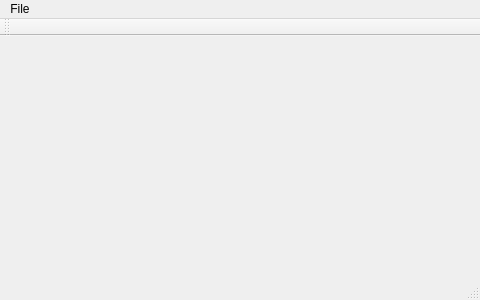
Old version of the form Rene_Keijzer/Mapping/mainwindow.ui in the repository madmilla/THO78-Roborescue.
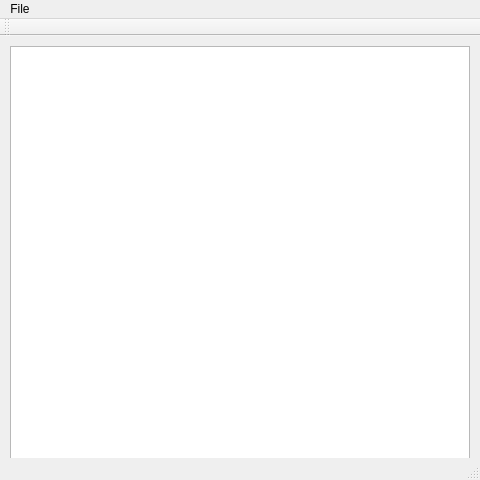
New version of the form.

```diff
--- a/Rene_Keijzer/Mapping/mainwindow.ui
+++ b/Rene_Keijzer/Mapping/mainwindow.ui
@@ -7,13 +7,54 @@
     <x>0</x>
     <y>0</y>
     <width>480</width>
-    <height>300</height>
+    <height>480</height>
    </rect>
   </property>
   <property name="windowTitle">
    <string>MainWindow</string>
   </property>
-  <widget class="QWidget" name="centralWidget"/>
+  <widget class="QWidget" name="centralWidget">
+   <widget class="QTableWidget" name="tableWidget">
+    <property name="geometry">
+     <rect>
+      <x>10</x>
+      <y>10</y>
+      <width>460</width>
+      <height>460</height>
+     </rect>
+    </property>
+    <property name="sizeIncrement">
+     <size>
+      <width>16</width>
+      <height>16</height>
+     </size>
+    </property>
+    <property name="editTriggers">
+     <set>QAbstractItemView::NoEditTriggers</set>
+    </property>
+    <property name="selectionMode">
+     <enum>QAbstractItemView::NoSelection</enum>
+    </property>
+    <property name="showGrid">
+     <bool>false</bool>
+    </property>
+    <property name="cornerButtonEnabled">
+     <bool>false</bool>
+    </property>
+    <attribute name="horizontalHeaderVisible">
+     <bool>false</bool>
+    </attribute>
+    <attribute name="horizontalHeaderHighlightSections">
+     <bool>false</bool>
+    </attribute>
+    <attribute name="verticalHeaderVisible">
+     <bool>false</bool>
+    </attribute>
+    <attribute name="verticalHeaderHighlightSections">
+     <bool>false</bool>
+    </attribute>
+   </widget>
+  </widget>
   <widget class="QMenuBar" name="menuBar">
    <property name="geometry">
     <rect>
```
Left out of the diff: 19 changed lines with no effect on the pictures.
